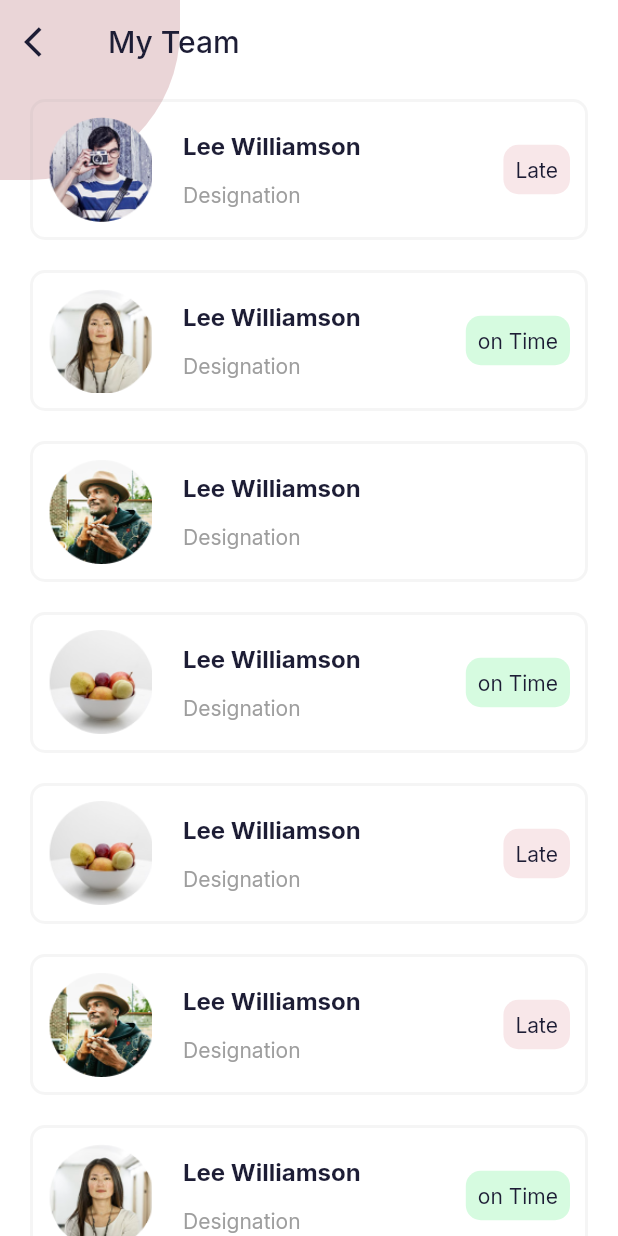
After one commit to alche2014/hr_employee_flutter, a Flutter app: the MyTeam screen opened directly, on a phone screen of 412 x 824 dp. The commit adds this screen. Run offline on Flutter 3.47's test engine with Material 2 defaults, Android fonts, the phone set to English and light mode, and no system bars; our stand-ins replace google_fonts, mask_text_input_formatter, percent_indicator.

Commit message:
team changes added

```diff
--- a/lib/mainApp/announcement/utility/ann_card.dart
+++ b/lib/mainApp/announcement/utility/ann_card.dart
@@ -14,9 +14,9 @@ class AnnCard extends StatelessWidget {
     return Padding(
       padding: const EdgeInsets.symmetric(horizontal: 20, vertical: 10 ),
       child: Container(
-        padding: EdgeInsets.symmetric(horizontal: 15, vertical: 15),
+        padding: const EdgeInsets.symmetric(horizontal: 15, vertical: 15),
         decoration: BoxDecoration(
-          borderRadius: BorderRadius.all(
+          borderRadius: const BorderRadius.all(
             Radius.circular(10),
           ),
           border: Border.all(color: Colors.grey.withOpacity(0.1), width: 2),
--- a/lib/mainApp/bottom_navigation/bottom_nav_bar.dart
+++ b/lib/mainApp/bottom_navigation/bottom_nav_bar.dart
@@ -7,7 +7,7 @@ import 'package:hr_app/mainApp/mainProfile/my_profile_edit.dart';
 int? count;
 
 class NavBar extends StatefulWidget {
-  NavBar(int a) {
+  NavBar(int a, {Key? key}) : super(key: key) {
     //Intializing Globle variable for indexing nav position
     count = a;
   }
@@ -15,17 +15,15 @@ class NavBar extends StatefulWidget {
   _NavBarState createState() => _NavBarState();
 }
 
-final darkRed = Color(0xffbf2634);
-
 class _NavBarState extends State<NavBar> {
   int _currentindex = count!;
 
   final tabs = [
     //Assigning Tabs for bottom bar position Icon
-    Center(child: MyProfileEdit()),
-    Center(child: MainAnnouncement()),
-    Center(child: LeaveManagement()),
-    Center(child: MainPersonal_Info()),
+    const Center(child: MyProfileEdit()),
+    const Center(child: MainAnnouncement()),
+    const Center(child: LeaveManagement()),
+    const Center(child: MainPersonal_Info()),
   ];
   @override
   Widget build(BuildContext context) {
@@ -34,7 +32,7 @@ class _NavBarState extends State<NavBar> {
         bottomNavigationBar: BottomNavigationBar(
             currentIndex: _currentindex,
             type: BottomNavigationBarType.fixed,
-            items: [
+            items: const [
               BottomNavigationBarItem(icon: Icon(Icons.home), label: ""),
               BottomNavigationBarItem(
                   icon: Icon(Icons.person_add_alt_1), label: ""),
--- a/lib/mainApp/experiences/main_experiences.dart
+++ b/lib/mainApp/experiences/main_experiences.dart
@@ -3,6 +3,7 @@ import 'package:hr_app/AppBar/appbar.dart';
 import 'package:hr_app/background/background.dart';
 import 'package:hr_app/mainApp/education/main_education.dart';
 import 'package:hr_app/mainApp/experiences/add_experiences.dart';
+import 'package:hr_app/mainApp/my_team/main_team.dart';
 
 class MainExperiences extends StatelessWidget {
   const MainExperiences({Key? key}) : super(key: key);
@@ -133,6 +134,12 @@ class CardThree extends StatelessWidget {
   Widget build(BuildContext context) {
     return Padding(
       padding: const EdgeInsets.symmetric(horizontal: 20, vertical: 10),
+      child: InkWell(
+        borderRadius: BorderRadius.circular(8),
+        onTap: () {
+          Navigator.of(context).push(
+              MaterialPageRoute(builder: (context) => const MyTeam()));
+        },
         child: Container(
           decoration: BoxDecoration(
             borderRadius: BorderRadius.circular(8),
@@ -158,6 +165,7 @@ class CardThree extends StatelessWidget {
             ]),
           ),
         ),
+      ),
     );
   }
 }
--- a/lib/mainApp/forms/form_1.dart
+++ b/lib/mainApp/forms/form_1.dart
@@ -3,6 +3,8 @@
 import 'package:flutter/material.dart';
 import 'package:hr_app/mainApp/bottom_navigation/bottom_nav_bar.dart';
 import 'package:hr_app/mainUtility/text_input_design.dart';
+
+import '../../colors.dart';
 
 enum Gender { male, female }
 
--- /dev/null
+++ b/lib/mainApp/my_team/main_team.dart
@@ -0,0 +1,36 @@
+import 'package:flutter/material.dart';
+import 'package:hr_app/AppBar/appbar.dart';
+import 'package:hr_app/background/background.dart';
+import 'package:hr_app/mainApp/my_team/utility/list_of_team.dart';
+
+class MyTeam extends StatelessWidget {
+  const MyTeam({Key? key}) : super(key: key);
+
+  @override
+  Widget build(BuildContext context) {
+    return Scaffold(
+      extendBodyBehindAppBar: true,
+      appBar: buildMyAppBar(context, 'My Team', false),
+      body: Stack(
+        children: const [
+          BackgroundCircle(),
+          TeamAllView(),
+        ],
+      ),
+    );
+  }
+}
+
+class TeamAllView extends StatelessWidget {
+  const TeamAllView({
+    Key? key,
+  }) : super(key: key);
+
+  @override
+  Widget build(BuildContext context) {
+    return ListView.builder(
+        // scrollDirection: Axis.horizontal,
+        itemCount: teamCardData.length,
+        itemBuilder: (context, index) => teamCardData[index]);
+  }
+}
--- /dev/null
+++ b/lib/mainApp/my_team/utility/list_of_team.dart
@@ -0,0 +1,14 @@
+// 1st final LeaveCard Data
+
+import 'package:hr_app/mainApp/my_team/utility/team_cards.dart';
+
+List<TeamCard> teamCardData = [
+  TeamCard('T1', 'late'),
+  TeamCard('T2', 'on Time'),
+  TeamCard('T3', ''),
+  TeamCard('T4', 'on Time'),
+  TeamCard('T4', 'late'),
+  TeamCard('T3', 'late'),
+  TeamCard('T2', 'on Time'),
+  TeamCard('T1', 'late'),
+];
--- /dev/null
+++ b/lib/mainApp/my_team/utility/team_cards.dart
@@ -0,0 +1,73 @@
+import 'package:flutter/material.dart';
+
+import '../../../colors.dart';
+
+class TeamCard extends StatelessWidget {
+  final String imageName;
+  final String status;
+  // final VoidCallback? press;
+  TeamCard(this.imageName, this.status, {Key? key}) : super(key: key);
+
+  @override
+  Widget build(BuildContext context) {
+    return Padding(
+      padding: const EdgeInsets.symmetric(horizontal: 20, vertical: 10),
+      child: InkWell(
+        borderRadius: BorderRadius.circular(10),
+        onTap: () {},
+        child: Container(
+          width: MediaQuery.of(context).size.width,
+          padding: const EdgeInsets.symmetric(horizontal: 10, vertical: 10),
+          decoration: BoxDecoration(
+            borderRadius: const BorderRadius.all(
+              Radius.circular(10),
+            ),
+            border: Border.all(color: Colors.grey.withOpacity(0.1), width: 2),
+            //========================================//
+            // color: MediaQuery.of(context).platformBrightness == Brightness.light
+            //     ? Colors.white
+            //     : const Color(0xff34354A),
+          ),
+          child:
+              Row(mainAxisAlignment: MainAxisAlignment.spaceBetween, children: [
+            Row(children: [
+              CircleAvatar(
+                radius: (35),
+                backgroundColor: Colors.transparent,
+                child: ClipRRect(
+                  // borderRadius: BorderRadius.circular(50),
+                  child: Image.asset("assets/$imageName.png"),
+                ),
+              ),
+              //======================================//
+              const SizedBox(width: 20),
+              Column(
+                  crossAxisAlignment: CrossAxisAlignment.start,
+                  children: const [
+                    Text('Lee Williamson',
+                        style: TextStyle(
+                            fontSize: 16, fontWeight: FontWeight.bold)),
+                    SizedBox(height: 15),
+                    Text('Designation', style: TextStyle(color: Colors.grey)),
+                  ]),
+            ]),
+            //===============================================//
+            if (status == '') const SizedBox(),
+            if (status != '')
+              Container(
+                  decoration: BoxDecoration(
+                    borderRadius: BorderRadius.circular(10),
+                    color: status == 'on Time' ? lightGreen : lightPink,
+                  ),
+                  child: Padding(
+                    padding: const EdgeInsets.all(8.0),
+                    child: status == 'on Time'
+                        ? const Text('on Time', textAlign: TextAlign.center)
+                        : const Text('Late', textAlign: TextAlign.center),
+                  )),
+          ]),
+        ),
+      ),
+    );
+  }
+}
```
Also changed, not shown: pubspec.yaml (+0 -55 lines), assets/T1.png (added), assets/T2.png (added), assets/T3.png (added), assets/T4.png (added), pubspec.lock. Lines whose indentation alone changed are shown as unchanged.
